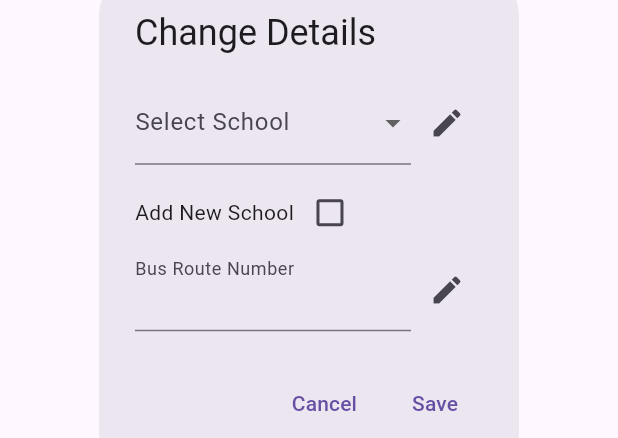
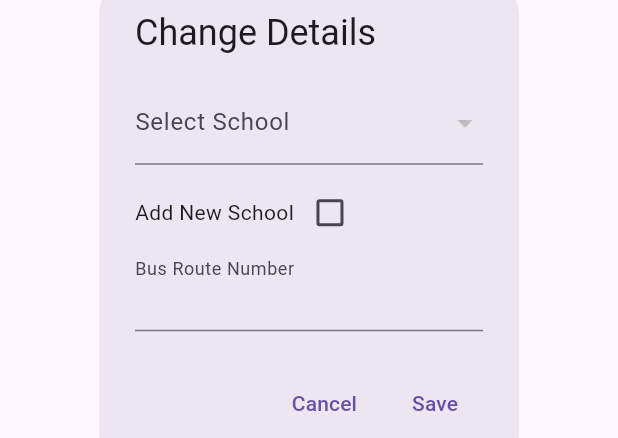
Before and after one commit to ahmedelsherif-osama/attendance_app, a Flutter app: the ChangeDetailsPopup widget shown alone on an empty page, opened directly, on a phone screen of 412 x 824 dp. Shown: the part 394-832 px from the top of the screen. Run offline on Flutter 3.47's test engine with Material 3 defaults, Android fonts, the phone set to English and light mode, and no system bars; our stand-ins replace cloud_firestore, equatable, firebase_core, flutter_bloc, go_router; accounts and stored records are empty; generated files the repository leaves out were written again.

Commit message:
removed extra/redundant confusing save icons, already have a save textbutton
removed extra/redundant confusing save icons, already have a save textbutton

```diff
--- a/lib/presentation/widgets/change_details_popup.dart
+++ b/lib/presentation/widgets/change_details_popup.dart
@@ -1,3 +1,4 @@
+import 'package:cloud_firestore/cloud_firestore.dart';
 import 'package:flutter/material.dart';
 
 class ChangeDetailsPopup extends StatefulWidget {
@@ -12,6 +13,27 @@ class _ChangeDetailsPopupState extends State<ChangeDetailsPopup> {
   bool _isEditingSchool = false;
   bool _isEditingBusRouteNumber = false;
   bool _isAddingNewSchool = false;
+  List<String>? schoolNames;
+  void initState() {
+    super.initState();
+    _fetchSchools().then((names) {
+      setState(() {
+        schoolNames = names;
+      });
+    });
+  }
+
+  Future<List<String>> _fetchSchools() async {
+    try {
+      var schools =
+          await FirebaseFirestore.instance.collection('schools').get();
+      return schools.docs.map((doc) => doc['name'] as String).toList();
+    } catch (e) {
+      // Handle any errors that occurred during the fetch
+      print('Error fetching schools: $e');
+      return [];
+    }
+  }
 
   @override
   Widget build(BuildContext context) {
@@ -82,15 +104,15 @@ class _ChangeDetailsPopupState extends State<ChangeDetailsPopup> {
                     )
                   : _buildDropdownMenu(),
             ),
-            IconButton(
-              icon: Icon(_isEditingSchool ? Icons.save : Icons.edit),
-              onPressed: () {
-                setState(() {
-                  _isEditingSchool = !_isEditingSchool;
-                  _isAddingNewSchool = false;
-                });
-              },
-            ),
+            // IconButton(
+            //   icon: Icon(_isEditingSchool ? Icons.save : Icons.edit),
+            //   onPressed: () {
+            //     setState(() {
+            //       _isEditingSchool = !_isEditingSchool;
+            //       _isAddingNewSchool = false;
+            //     });
+            //   },
+            // ),
           ],
         ),
         SizedBox(height: 8.0),
@@ -114,10 +136,9 @@ class _ChangeDetailsPopupState extends State<ChangeDetailsPopup> {
 
   Widget _buildDropdownMenu() {
     // Replace this with the actual list of schools from your data source
-    List<String> schoolNames = ['School A', 'School B', 'School C'];
 
     return DropdownButtonFormField<String>(
-      items: schoolNames.map((String school) {
+      items: schoolNames!.map((String school) {
         return DropdownMenuItem<String>(
           value: school,
           child: Text(school),
@@ -154,10 +175,10 @@ class _ChangeDetailsPopupState extends State<ChangeDetailsPopup> {
                   ),
                 ),
         ),
-        IconButton(
-          icon: Icon(isEditing ? Icons.save : Icons.edit),
-          onPressed: onPressed,
-        ),
+        // IconButton(
+        //   icon: Icon(isEditing ? Icons.save : Icons.edit),
+        //   onPressed: onPressed,
+        // ),
       ],
     );
   }
```
